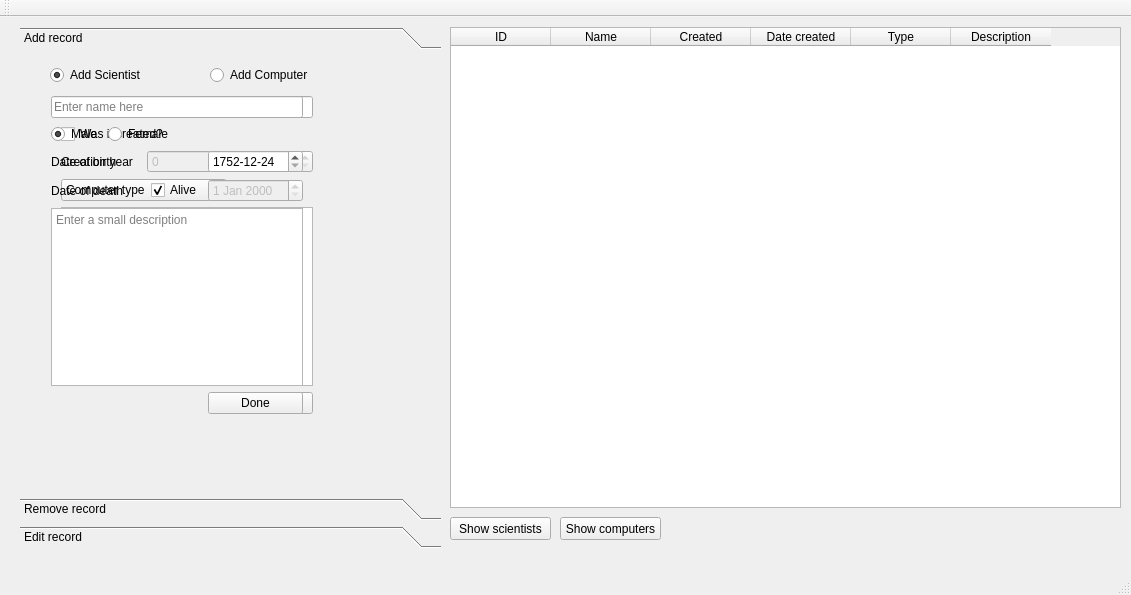
Old version of the form threeWeek/verklegtSkil3/mainwindow.ui in the repository Sigurdurhelga/verkefni_threeWeek.
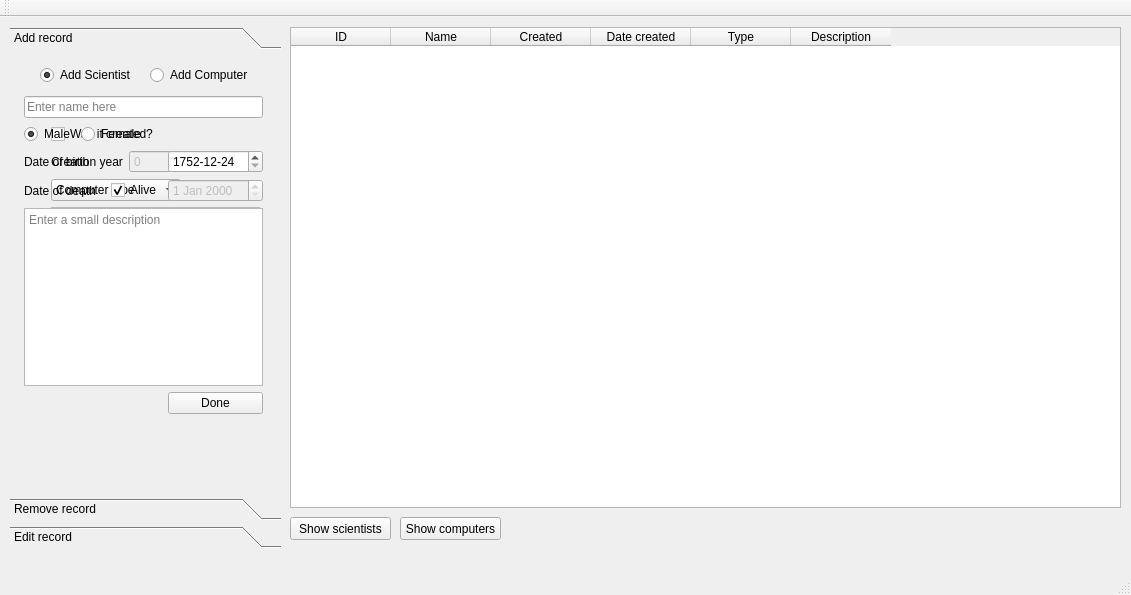
New version of the form.

What changed in the file:
```diff
--- a/threeWeek/verklegtSkil3/mainwindow.ui
+++ b/threeWeek/verklegtSkil3/mainwindow.ui
@@ -17,7 +17,7 @@
    <widget class="QPushButton" name="showSci">
     <property name="geometry">
      <rect>
-      <x>450</x>
+      <x>290</x>
       <y>500</y>
       <width>101</width>
       <height>23</height>
@@ -30,9 +30,9 @@
    <widget class="QToolBox" name="mainCont">
     <property name="geometry">
      <rect>
-      <x>20</x>
+      <x>10</x>
       <y>10</y>
-      <width>421</width>
+      <width>271</width>
       <height>521</height>
      </rect>
     </property>
@@ -47,7 +47,7 @@
       <rect>
        <x>0</x>
        <y>0</y>
-       <width>421</width>
+       <width>271</width>
        <height>440</height>
       </rect>
      </property>
@@ -76,7 +76,7 @@
      <widget class="QRadioButton" name="addCompRad">
       <property name="geometry">
        <rect>
-        <x>190</x>
+        <x>140</x>
         <y>10</y>
         <width>111</width>
         <height>20</height>
@@ -94,7 +94,7 @@
        <rect>
         <x>30</x>
         <y>30</y>
-        <width>274</width>
+        <width>231</width>
         <height>340</height>
        </rect>
       </property>
@@ -128,6 +128,9 @@
          <property name="enabled">
           <bool>false</bool>
          </property>
+         <property name="maximum">
+          <number>9999</number>
+         </property>
         </widget>
        </item>
        <item row="4" column="0" colspan="3">
@@ -184,9 +187,9 @@
       </property>
       <property name="geometry">
        <rect>
-        <x>20</x>
+        <x>3</x>
         <y>30</y>
-        <width>274</width>
+        <width>261</width>
         <height>340</height>
        </rect>
       </property>
@@ -630,9 +633,9 @@
    <widget class="QTableWidget" name="listOfSci">
     <property name="geometry">
      <rect>
-      <x>450</x>
+      <x>290</x>
       <y>10</y>
-      <width>671</width>
+      <width>831</width>
       <height>481</height>
      </rect>
     </property>
@@ -673,9 +676,9 @@
    <widget class="QTableWidget" name="listOfComps">
     <property name="geometry">
      <rect>
-      <x>450</x>
+      <x>290</x>
       <y>10</y>
-      <width>671</width>
+      <width>831</width>
       <height>481</height>
      </rect>
     </property>
@@ -719,7 +722,7 @@
    <widget class="QPushButton" name="showComps">
     <property name="geometry">
      <rect>
-      <x>560</x>
+      <x>400</x>
       <y>500</y>
       <width>101</width>
       <height>23</height>
```
Left out of the diff: 6 changed lines with no effect on the pictures.
